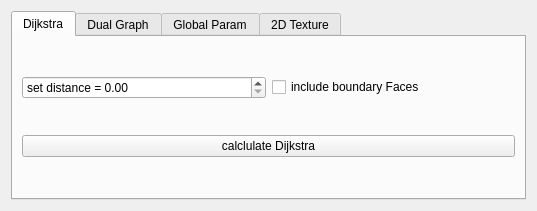
Qt form MastersThesisToolbarBase.ui (Wuschelbueb/interactive-quadmesh-design) before a commit.
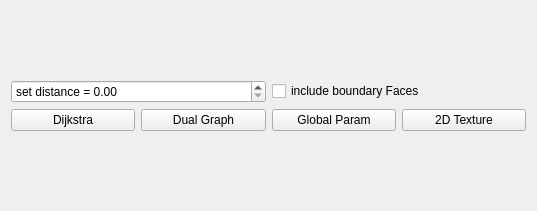
The same form after that commit.

Commit message:
added class to display texture
works for simple cases
todo: check if singularity causes a problem

Patch:
```diff
--- a/MastersThesisToolbarBase.ui
+++ b/MastersThesisToolbarBase.ui
@@ -15,22 +15,10 @@
   </property>
   <layout class="QGridLayout" name="gridLayout_5">
    <item row="0" column="0">
-    <widget class="QTabWidget" name="tabWidget">
-     <property name="enabled">
-      <bool>true</bool>
-     </property>
-     <property name="currentIndex">
-      <number>0</number>
-     </property>
-     <widget class="QWidget" name="Dijkstra">
-      <property name="enabled">
-       <bool>true</bool>
-      </property>
-      <attribute name="title">
-       <string>Dijkstra</string>
-      </attribute>
-      <layout class="QGridLayout" name="gridLayout_3">
-       <item row="0" column="0">
+    <layout class="QVBoxLayout" name="verticalLayout">
+     <item>
+      <layout class="QHBoxLayout" name="horizontalLayout_2">
+       <item>
         <widget class="QDoubleSpinBox" name="dijkstra_distance">
          <property name="prefix">
           <string>set distance = </string>
@@ -46,17 +34,7 @@
          </property>
         </widget>
        </item>
-       <item row="2" column="0" colspan="2">
-        <widget class="QPushButton" name="get_selection">
-         <property name="text">
-          <string>calclulate Dijkstra</string>
-         </property>
-         <property name="autoDefault">
-          <bool>true</bool>
-         </property>
-        </widget>
-       </item>
-       <item row="0" column="1">
+       <item>
         <widget class="QCheckBox" name="include_boundary_faces">
          <property name="text">
           <string>include boundary Faces</string>
@@ -64,50 +42,40 @@
         </widget>
        </item>
       </layout>
-     </widget>
-     <widget class="QWidget" name="Crossfield">
-      <attribute name="title">
-       <string>Dual Graph</string>
-      </attribute>
-      <layout class="QGridLayout" name="gridLayout_2">
-       <item row="0" column="0">
+     </item>
+     <item>
+      <layout class="QHBoxLayout" name="horizontalLayout">
+       <item>
+        <widget class="QPushButton" name="get_selection">
+         <property name="text">
+          <string>Dijkstra</string>
+         </property>
+        </widget>
+       </item>
+       <item>
         <widget class="QPushButton" name="getDualGraph">
          <property name="text">
           <string>Dual Graph</string>
          </property>
         </widget>
        </item>
-      </layout>
-     </widget>
-     <widget class="QWidget" name="GlobalParam">
-      <attribute name="title">
-       <string>Global Param</string>
-      </attribute>
-      <layout class="QGridLayout" name="gridLayout_4">
-       <item row="0" column="0">
+       <item>
         <widget class="QPushButton" name="getGlobalParam">
          <property name="text">
-          <string>Global Parametrization</string>
+          <string>Global Param</string>
          </property>
         </widget>
        </item>
-      </layout>
-     </widget>
-     <widget class="QWidget" name="Texture2D">
-      <attribute name="title">
-       <string>2D Texture</string>
-      </attribute>
-      <layout class="QGridLayout" name="gridLayout">
-       <item row="0" column="0">
+       <item>
         <widget class="QPushButton" name="get2DTexture">
          <property name="text">
-          <string>Get 2D Texture</string>
+          <string>2D Texture</string>
          </property>
         </widget>
        </item>
       </layout>
-     </widget>
-    </widget>
+     </item>
+    </layout>
    </item>
   </layout>
  </widget>
```
Left out of the diff: 9 changed lines with no effect on the pictures. The commit also changes 4 other files.
